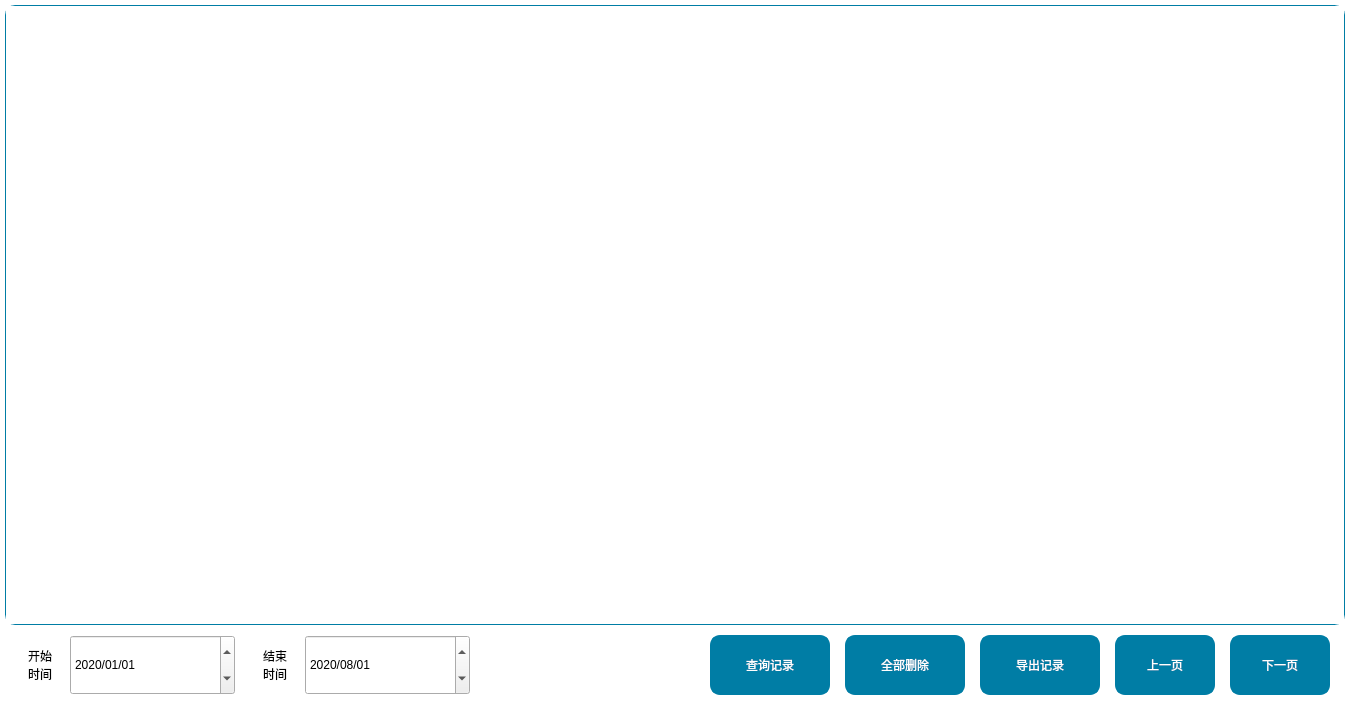
Micheal1022/SS_GDE_Project, file SS_GDE/RecordInfo/recordinfo.ui: the form before one commit.
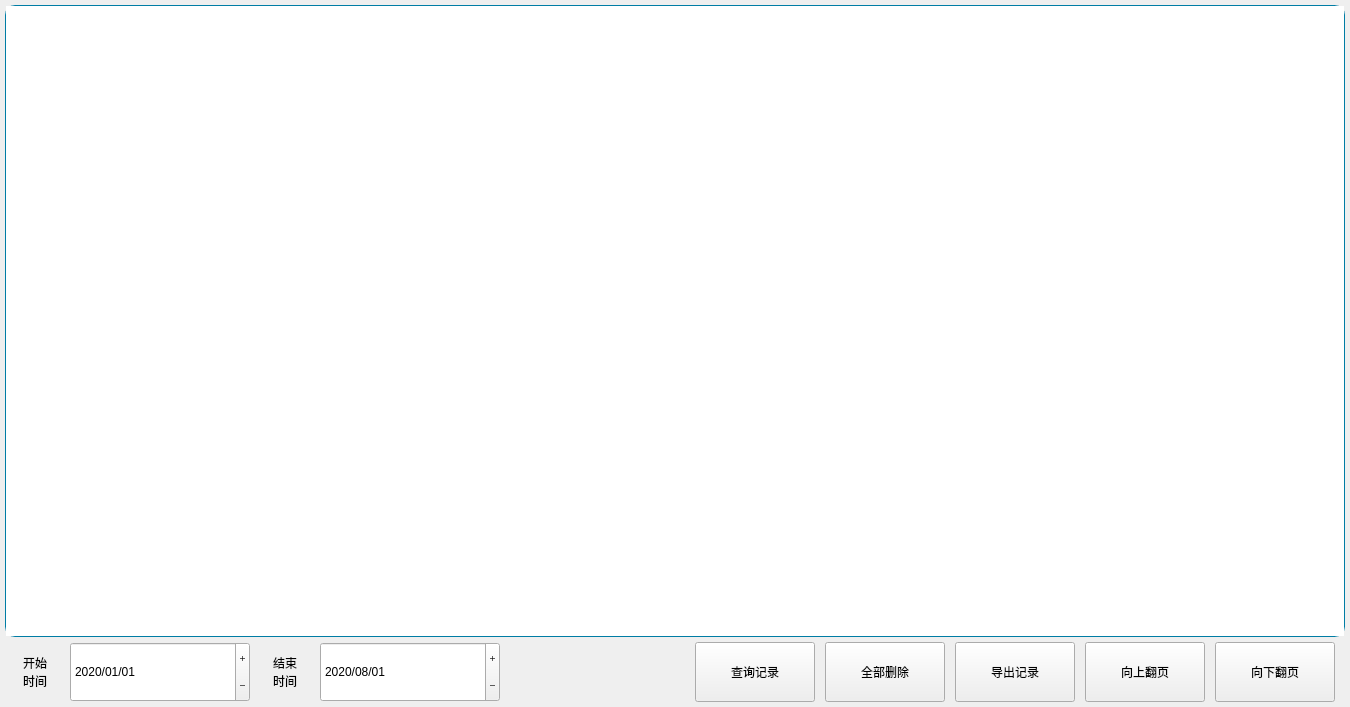
The form after the commit.

Commit message: 1.修改信息记录功能 2.修改配置界面 3.添加数据文件

```diff
--- a/SS_GDE/RecordInfo/recordinfo.ui
+++ b/SS_GDE/RecordInfo/recordinfo.ui
@@ -29,17 +29,55 @@
 background-color: rgb(0, 125, 165);
 }
 
+QTableWidget{
+font: 14pt &quot;楷体&quot;;
+gridline-color: rgb(0, 0, 0);
+border:1px solid rgb(0, 125, 165);
+border-radius:5px;
+background-color: rgb(255, 255, 255);
+}
+QTableWidgetItem{
+border:1px solid rgb(0, 0, 0);
+}
+QDateEdit{
+font: 18pt &quot;楷体&quot;;
+border-radius:5px;
+border:1px solid rgb(0, 125, 165);
+}
+/*
+QDateEdit::up-button{
+top:2px;
+right:2px;
+width: 40px;
+height:25px;
+}
+QDateEdit::down-button {
+right:2px;
+width: 40px;
+height:25px;             
+bottom:2px;
+}
+/*
 </string>
   </property>
+  <layout class="QVBoxLayout" name="verticalLayout" stretch="10,1">
+   <property name="spacing">
+    <number>5</number>
+   </property>
+   <property name="leftMargin">
+    <number>5</number>
+   </property>
+   <property name="topMargin">
+    <number>5</number>
+   </property>
+   <property name="rightMargin">
+    <number>5</number>
+   </property>
+   <property name="bottomMargin">
+    <number>5</number>
+   </property>
+   <item>
   <widget class="QTableWidget" name="tableWidget">
-   <property name="geometry">
-    <rect>
-     <x>5</x>
-     <y>5</y>
-     <width>1340</width>
-     <height>620</height>
-    </rect>
-   </property>
    <property name="styleSheet">
     <string notr="true">QTableWidget{
 border:1px solid rgb(0,125,165);
@@ -47,110 +85,45 @@
 }</string>
    </property>
   </widget>
-  <widget class="QToolButton" name="toolButton_7">
-   <property name="geometry">
-    <rect>
-     <x>1230</x>
-     <y>635</y>
-     <width>100</width>
-     <height>60</height>
-    </rect>
-   </property>
-   <property name="minimumSize">
-    <size>
-     <width>100</width>
-     <height>60</height>
-    </size>
-   </property>
-   <property name="text">
-    <string>下一页</string>
-   </property>
-  </widget>
-  <widget class="QToolButton" name="toolButton">
-   <property name="geometry">
-    <rect>
-     <x>710</x>
-     <y>635</y>
-     <width>120</width>
-     <height>60</height>
-    </rect>
-   </property>
+   </item>
+   <item>
+    <layout class="QHBoxLayout" name="horizontalLayout_3">
+     <item>
+      <layout class="QHBoxLayout" name="horizontalLayout_2" stretch="1,3,1,3">
+       <property name="spacing">
+        <number>5</number>
+       </property>
+       <item>
+        <widget class="QLabel" name="label">
+         <property name="sizePolicy">
+          <sizepolicy hsizetype="Fixed" vsizetype="Fixed">
+           <horstretch>0</horstretch>
+           <verstretch>0</verstretch>
+          </sizepolicy>
+         </property>
    <property name="minimumSize">
     <size>
-     <width>120</width>
+           <width>60</width>
      <height>60</height>
     </size>
    </property>
-   <property name="text">
-    <string>查询记录</string>
-   </property>
-  </widget>
-  <widget class="QToolButton" name="toolButton_5">
-   <property name="geometry">
-    <rect>
-     <x>845</x>
-     <y>635</y>
-     <width>120</width>
-     <height>60</height>
-    </rect>
-   </property>
-   <property name="minimumSize">
+         <property name="maximumSize">
     <size>
-     <width>120</width>
+           <width>60</width>
      <height>60</height>
     </size>
    </property>
    <property name="text">
-    <string>全部删除</string>
-   </property>
-  </widget>
-  <widget class="QToolButton" name="toolButton_3">
-   <property name="geometry">
-    <rect>
-     <x>1115</x>
-     <y>635</y>
-     <width>100</width>
-     <height>60</height>
-    </rect>
-   </property>
-   <property name="minimumSize">
-    <size>
-     <width>100</width>
-     <height>60</height>
-    </size>
-   </property>
-   <property name="text">
-    <string>上一页</string>
-   </property>
-  </widget>
-  <widget class="QToolButton" name="toolButton_6">
-   <property name="geometry">
-    <rect>
-     <x>980</x>
-     <y>635</y>
-     <width>120</width>
-     <height>60</height>
-    </rect>
-   </property>
-   <property name="minimumSize">
-    <size>
-     <width>120</width>
-     <height>60</height>
-    </size>
-   </property>
-   <property name="text">
-    <string>导出记录</string>
-   </property>
-  </widget>
+          <string>开始
+时间</string>
+         </property>
+         <property name="alignment">
+          <set>Qt::AlignCenter</set>
+         </property>
+        </widget>
+       </item>
+       <item>
   <widget class="QDateEdit" name="dateEditStart">
-   <property name="geometry">
-    <rect>
-     <x>70</x>
-     <y>635</y>
-     <width>165</width>
-     <height>60</height>
-    </rect>
-   </property>
    <property name="sizePolicy">
     <sizepolicy hsizetype="Fixed" vsizetype="Fixed">
      <horstretch>0</horstretch>
@@ -159,12 +132,18 @@
    </property>
    <property name="minimumSize">
     <size>
-     <width>125</width>
+           <width>180</width>
      <height>60</height>
     </size>
    </property>
-   <property name="styleSheet">
-    <string notr="true">font: 18pt &quot;楷体&quot;;</string>
+         <property name="maximumSize">
+          <size>
+           <width>180</width>
+           <height>60</height>
+          </size>
+         </property>
+         <property name="buttonSymbols">
+          <enum>QAbstractSpinBox::PlusMinus</enum>
    </property>
    <property name="dateTime">
     <datetime>
@@ -180,21 +159,27 @@
     <string>yyyy/MM/dd</string>
    </property>
   </widget>
+       </item>
+       <item>
   <widget class="QLabel" name="label_2">
-   <property name="geometry">
-    <rect>
-     <x>245</x>
-     <y>635</y>
-     <width>60</width>
-     <height>60</height>
-    </rect>
-   </property>
    <property name="sizePolicy">
-    <sizepolicy hsizetype="Fixed" vsizetype="Preferred">
+          <sizepolicy hsizetype="Fixed" vsizetype="Fixed">
      <horstretch>0</horstretch>
      <verstretch>0</verstretch>
     </sizepolicy>
    </property>
+         <property name="minimumSize">
+          <size>
+           <width>60</width>
+           <height>60</height>
+          </size>
+         </property>
+         <property name="maximumSize">
+          <size>
+           <width>60</width>
+           <height>60</height>
+          </size>
+         </property>
    <property name="text">
     <string>结束
 时间</string>
@@ -203,32 +188,9 @@
     <set>Qt::AlignCenter</set>
    </property>
   </widget>
-  <widget class="QLabel" name="label">
-   <property name="geometry">
-    <rect>
-     <x>10</x>
-     <y>635</y>
-     <width>60</width>
-     <height>60</height>
-    </rect>
-   </property>
-   <property name="text">
-    <string>开始
-时间</string>
-   </property>
-   <property name="alignment">
-    <set>Qt::AlignCenter</set>
-   </property>
-  </widget>
+       </item>
+       <item>
   <widget class="QDateEdit" name="dateEditStop">
-   <property name="geometry">
-    <rect>
-     <x>305</x>
-     <y>635</y>
-     <width>165</width>
-     <height>60</height>
-    </rect>
-   </property>
    <property name="sizePolicy">
     <sizepolicy hsizetype="Fixed" vsizetype="Fixed">
      <horstretch>0</horstretch>
@@ -237,12 +199,21 @@
    </property>
    <property name="minimumSize">
     <size>
-     <width>125</width>
+           <width>180</width>
+           <height>60</height>
+          </size>
+         </property>
+         <property name="maximumSize">
+          <size>
+           <width>180</width>
      <height>60</height>
     </size>
    </property>
    <property name="styleSheet">
-    <string notr="true">font: 18pt &quot;楷体&quot;;</string>
+          <string notr="true"/>
+         </property>
+         <property name="buttonSymbols">
+          <enum>QAbstractSpinBox::PlusMinus</enum>
    </property>
    <property name="displayFormat">
     <string>yyyy/MM/dd</string>
@@ -255,6 +226,130 @@
     </date>
    </property>
   </widget>
+       </item>
+      </layout>
+     </item>
+     <item>
+      <spacer name="horizontalSpacer">
+       <property name="orientation">
+        <enum>Qt::Horizontal</enum>
+       </property>
+       <property name="sizeHint" stdset="0">
+        <size>
+         <width>40</width>
+         <height>20</height>
+        </size>
+       </property>
+      </spacer>
+     </item>
+     <item>
+      <layout class="QHBoxLayout" name="horizontalLayout" stretch="1,1,1,1,1">
+       <property name="spacing">
+        <number>10</number>
+       </property>
+       <property name="rightMargin">
+        <number>10</number>
+       </property>
+       <item>
+        <widget class="QToolButton" name="tBtnCheck">
+         <property name="minimumSize">
+          <size>
+           <width>120</width>
+           <height>60</height>
+          </size>
+         </property>
+         <property name="maximumSize">
+          <size>
+           <width>120</width>
+           <height>120</height>
+          </size>
+         </property>
+         <property name="text">
+          <string>查询记录</string>
+         </property>
+        </widget>
+       </item>
+       <item>
+        <widget class="QToolButton" name="tBtnAllDel">
+         <property name="minimumSize">
+          <size>
+           <width>120</width>
+           <height>60</height>
+          </size>
+         </property>
+         <property name="maximumSize">
+          <size>
+           <width>120</width>
+           <height>120</height>
+          </size>
+         </property>
+         <property name="text">
+          <string>全部删除</string>
+         </property>
+        </widget>
+       </item>
+       <item>
+        <widget class="QToolButton" name="tBtnExport">
+         <property name="minimumSize">
+          <size>
+           <width>120</width>
+           <height>60</height>
+          </size>
+         </property>
+         <property name="maximumSize">
+          <size>
+           <width>120</width>
+           <height>120</height>
+          </size>
+         </property>
+         <property name="text">
+          <string>导出记录</string>
+         </property>
+        </widget>
+       </item>
+       <item>
+        <widget class="QToolButton" name="tBtnPageUp">
+         <property name="minimumSize">
+          <size>
+           <width>120</width>
+           <height>60</height>
+          </size>
+         </property>
+         <property name="maximumSize">
+          <size>
+           <width>120</width>
+           <height>60</height>
+          </size>
+         </property>
+         <property name="text">
+          <string>向上翻页</string>
+         </property>
+        </widget>
+       </item>
+       <item>
+        <widget class="QToolButton" name="tBtnPageDown">
+         <property name="minimumSize">
+          <size>
+           <width>120</width>
+           <height>60</height>
+          </size>
+         </property>
+         <property name="maximumSize">
+          <size>
+           <width>120</width>
+           <height>60</height>
+          </size>
+         </property>
+         <property name="text">
+          <string>向下翻页</string>
+         </property>
+        </widget>
+       </item>
+      </layout>
+     </item>
+    </layout>
+   </item>
+  </layout>
  </widget>
  <resources/>
  <connections/>
```
Lines whose indentation alone changed are shown as unchanged. The commit also changes 23 other files.
